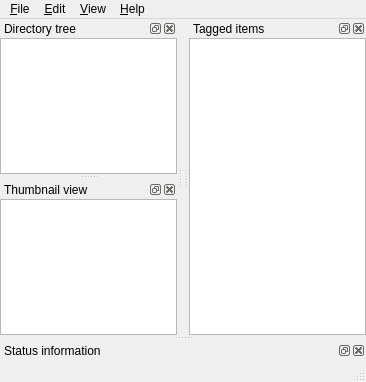
Above: aardview/aardview.ui from bwachter/aardview before the change. Below: the same form after it.
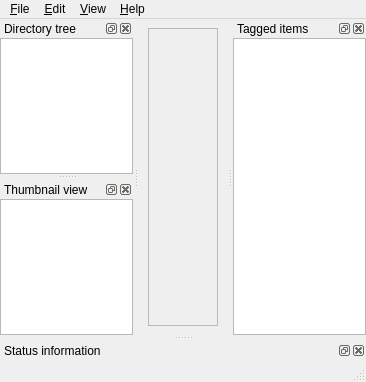
That is the form after the change. Custom widgets are drawn as their Qt base class.

Commit message:
Drop UI code from image widget
This allows moving the image loader to a separate thread eventually, and
have it used by multiple main windows.

What changed in the file:
```diff
--- a/aardview/aardview.ui
+++ b/aardview/aardview.ui
@@ -14,23 +14,57 @@
    <string>Aardview</string>
   </property>
   <widget class="QWidget" name="centralwidget">
-   <layout class="QGridLayout" name="gridLayout_2">
-    <property name="leftMargin">
-     <number>0</number>
-    </property>
-    <property name="topMargin">
-     <number>0</number>
-    </property>
-    <property name="rightMargin">
-     <number>0</number>
-    </property>
-    <property name="bottomMargin">
-     <number>0</number>
-    </property>
-    <item row="0" column="0">
-     <layout class="QGridLayout" name="gridLayout">
-      <item row="0" column="0">
-       <widget class="ImageWidget" name="widget" native="true"/>
+   <layout class="QVBoxLayout" name="verticalLayout_8">
+    <item>
+     <layout class="QVBoxLayout" name="verticalLayout_7">
+      <item>
+       <widget class="QScrollArea" name="imageArea">
+        <property name="widgetResizable">
+         <bool>true</bool>
+        </property>
+        <widget class="QWidget" name="scrollAreaWidgetContents">
+         <property name="geometry">
+          <rect>
+           <x>0</x>
+           <y>0</y>
+           <width>68</width>
+           <height>278</height>
+          </rect>
+         </property>
+         <layout class="QVBoxLayout" name="verticalLayout_10">
+          <item>
+           <layout class="QVBoxLayout" name="verticalLayout_9">
+            <item>
+             <widget class="QLabel" name="imageName">
+              <property name="text">
+               <string/>
+              </property>
+              <property name="alignment">
+               <set>Qt::AlignCenter</set>
+              </property>
+             </widget>
+            </item>
+            <item>
+             <widget class="QLabel" name="imageContainer">
+              <property name="sizePolicy">
+               <sizepolicy hsizetype="Expanding" vsizetype="Expanding">
+                <horstretch>0</horstretch>
+                <verstretch>0</verstretch>
+               </sizepolicy>
+              </property>
+              <property name="frameShape">
+               <enum>QFrame::NoFrame</enum>
+              </property>
+              <property name="text">
+               <string/>
+              </property>
+             </widget>
+            </item>
+           </layout>
+          </item>
+         </layout>
+        </widget>
+       </widget>
       </item>
      </layout>
     </item>
@@ -343,21 +377,6 @@
    <extends>QTreeView</extends>
    <header>atreeview.h</header>
   </customwidget>
-  <customwidget>
-   <class>ImageWidget</class>
-   <extends>QWidget</extends>
-   <header>imagewidget.h</header>
-   <container>1</container>
-   <slots>
-    <slot>open()</slot>
-    <slot>print()</slot>
-    <slot>printPreview()</slot>
-    <slot>toggleFtw()</slot>
-    <slot>zoomIn()</slot>
-    <slot>zoomOut()</slot>
-    <slot>rotate()</slot>
-   </slots>
-  </customwidget>
  </customwidgets>
  <resources/>
  <connections>
```
Left out of the diff: 89 changed lines with no effect on the pictures. The commit also changes 8 other files.
